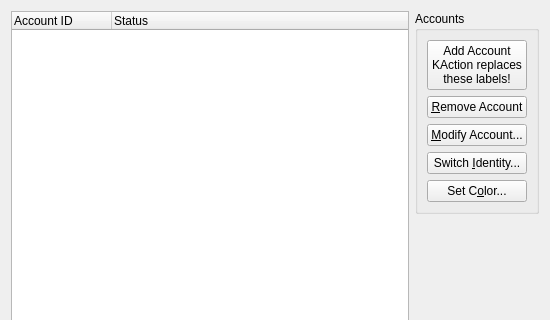
Before: the Qt Designer form kopete/config/accounts/kopeteaccountconfigbase.ui in KDE/kopete, drawn with Qt 5; both pictures show x 0 to 550 and y 0 to 320 of the 550 by 505 pixel window.
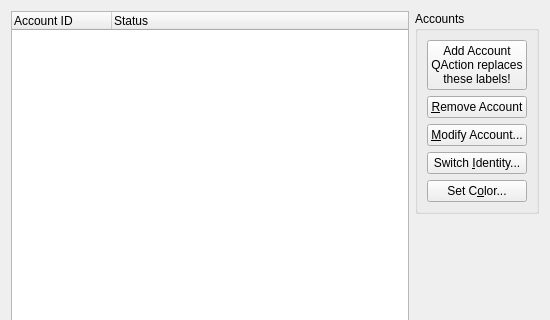
After: the same form once the commit is applied. Custom widgets are drawn as their Qt base class.

Commit message: Port to QAction

Diff of the .ui file:
```diff
--- a/kopete/config/accounts/kopeteaccountconfigbase.ui
+++ b/kopete/config/accounts/kopeteaccountconfigbase.ui
@@ -106,7 +106,7 @@
           </property>
           <property name="text">
            <string>Add Account
-KAction replaces
+QAction replaces
 these labels!</string>
           </property>
          </widget>
```
The commit also changes 22 other files.
